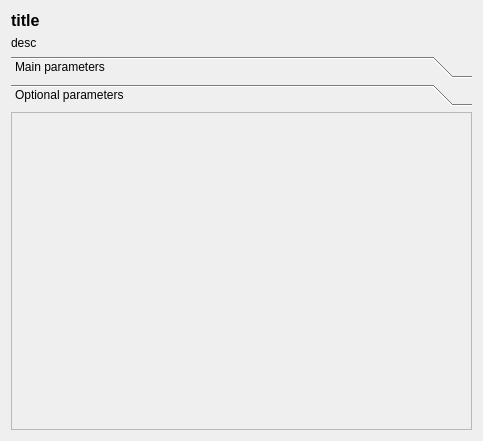
calaos/calaos_installer, file data/WidgetIOProperties.ui: the form before one commit.
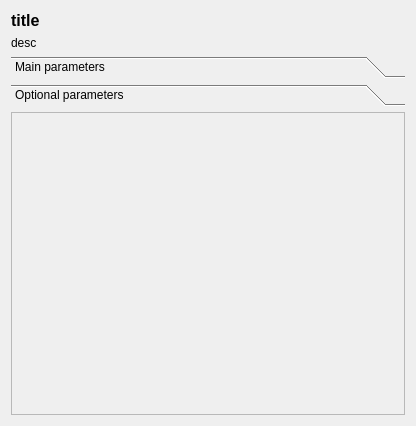
The form after the commit.

What changed in the file:
```diff
--- a/data/WidgetIOProperties.ui
+++ b/data/WidgetIOProperties.ui
@@ -6,10 +6,16 @@
    <rect>
     <x>0</x>
     <y>0</y>
-    <width>483</width>
-    <height>441</height>
+    <width>416</width>
+    <height>426</height>
    </rect>
   </property>
+  <property name="minimumSize">
+   <size>
+    <width>410</width>
+    <height>420</height>
+   </size>
+  </property>
   <property name="windowTitle">
    <string>Form</string>
   </property>
@@ -122,8 +128,8 @@
        <rect>
         <x>0</x>
         <y>0</y>
-        <width>465</width>
-        <height>325</height>
+        <width>398</width>
+        <height>307</height>
        </rect>
       </property>
       <attribute name="label">
@@ -152,8 +158,8 @@
            <rect>
             <x>0</x>
             <y>0</y>
-            <width>463</width>
-            <height>323</height>
+            <width>396</width>
+            <height>305</height>
            </rect>
           </property>
           <layout class="QVBoxLayout" name="verticalLayout_5">
```
Left out of the diff: 2 changed lines with no effect on the pictures.
